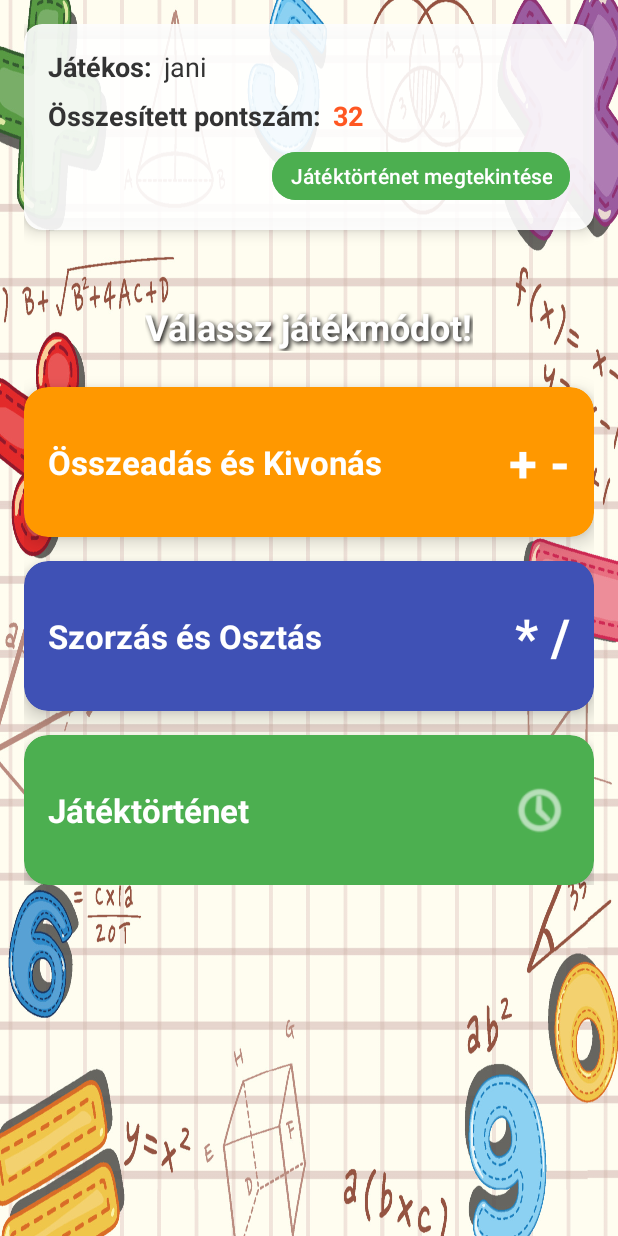
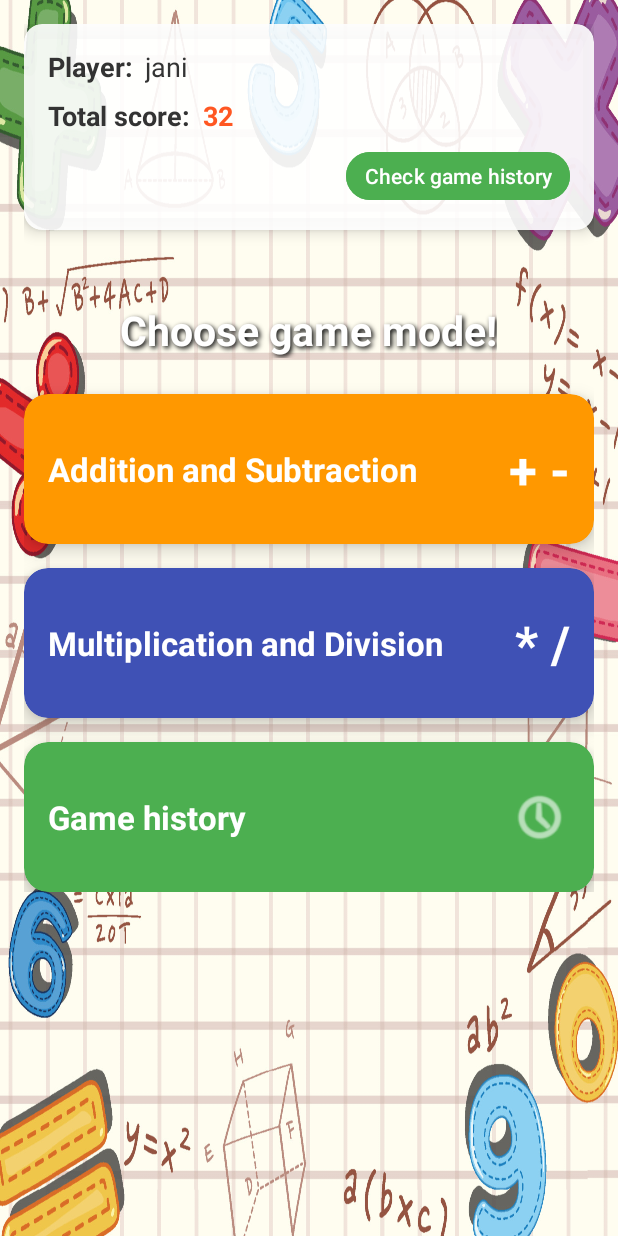
Before and after one commit to JonathanBorics/Ninja, an Android app: the GameOptionsActivity screen opened directly, with no data from a screen before it, on a phone screen of 412 x 824 dp. Run offline under Robolectric (Android 15) with nearby library versions, the phone set to English and light mode, and no system bars; 1 statement that could not run was skipped.

Commit message:
Leíró üzenet a változásokról

```diff
--- a/app/src/main/res/layout/activity_game_history.xml
+++ b/app/src/main/res/layout/activity_game_history.xml
@@ -11,7 +11,7 @@
         android:layout_height="wrap_content"
         android:layout_centerHorizontal="true"
         android:layout_marginTop="50dp"
-        android:text="Játéktörténet"
+        android:text="Game history"
         android:textSize="26sp"
         android:textStyle="bold"
         android:textColor="#FFFFFF"
@@ -43,7 +43,7 @@
         android:layout_below="@id/gameHistoryList"
         android:layout_centerHorizontal="true"
         android:layout_marginTop="20dp"
-        android:text="Vissza"
+        android:text="Back"
         android:textSize="18sp"
         android:backgroundTint="#FFA500"
         android:textColor="@android:color/white" />
--- a/app/src/main/res/layout/activity_game_options.xml
+++ b/app/src/main/res/layout/activity_game_options.xml
@@ -32,7 +32,7 @@
                 <TextView
                     android:layout_width="wrap_content"
                     android:layout_height="wrap_content"
-                    android:text="Játékos:"
+                    android:text="Player:"
                     android:textSize="18sp"
                     android:textStyle="bold"
                     android:textColor="#333333"
@@ -58,7 +58,7 @@
                 <TextView
                     android:layout_width="wrap_content"
                     android:layout_height="wrap_content"
-                    android:text="Összesített pontszám:"
+                    android:text="Total score:"
                     android:textSize="18sp"
                     android:textStyle="bold"
                     android:textColor="#333333"
@@ -80,7 +80,7 @@
                 android:id="@+id/historyLinkButton"
                 android:layout_width="wrap_content"
                 android:layout_height="40dp"
-                android:text="Játéktörténet megtekintése"
+                android:text="Check game history"
                 android:textSize="14sp"
                 android:textColor="#FFFFFF"
                 android:backgroundTint="#4CAF50"
@@ -103,8 +103,8 @@
         <TextView
             android:layout_width="wrap_content"
             android:layout_height="wrap_content"
-            android:text="Válassz játékmódot!"
-            android:textSize="24sp"
+            android:text="Choose game mode!"
+            android:textSize="27sp"
             android:textColor="#FFFFFF"
             android:textStyle="bold"
             android:layout_gravity="center_horizontal"
@@ -135,7 +135,7 @@
                 <TextView
                     android:layout_width="wrap_content"
                     android:layout_height="wrap_content"
-                    android:text="Összeadás és Kivonás"
+                    android:text="Addition and Subtraction"
                     android:textSize="22sp"
                     android:textColor="#FFFFFF"
                     android:textStyle="bold"
@@ -174,7 +174,7 @@
                 <TextView
                     android:layout_width="wrap_content"
                     android:layout_height="wrap_content"
-                    android:text="Szorzás és Osztás"
+                    android:text="Multiplication and Division"
                     android:textSize="22sp"
                     android:textColor="#FFFFFF"
                     android:textStyle="bold"
@@ -212,7 +212,7 @@
                 <TextView
                     android:layout_width="wrap_content"
                     android:layout_height="wrap_content"
-                    android:text="Játéktörténet"
+                    android:text="Game history"
                     android:textSize="22sp"
                     android:textColor="#FFFFFF"
                     android:textStyle="bold"
```
